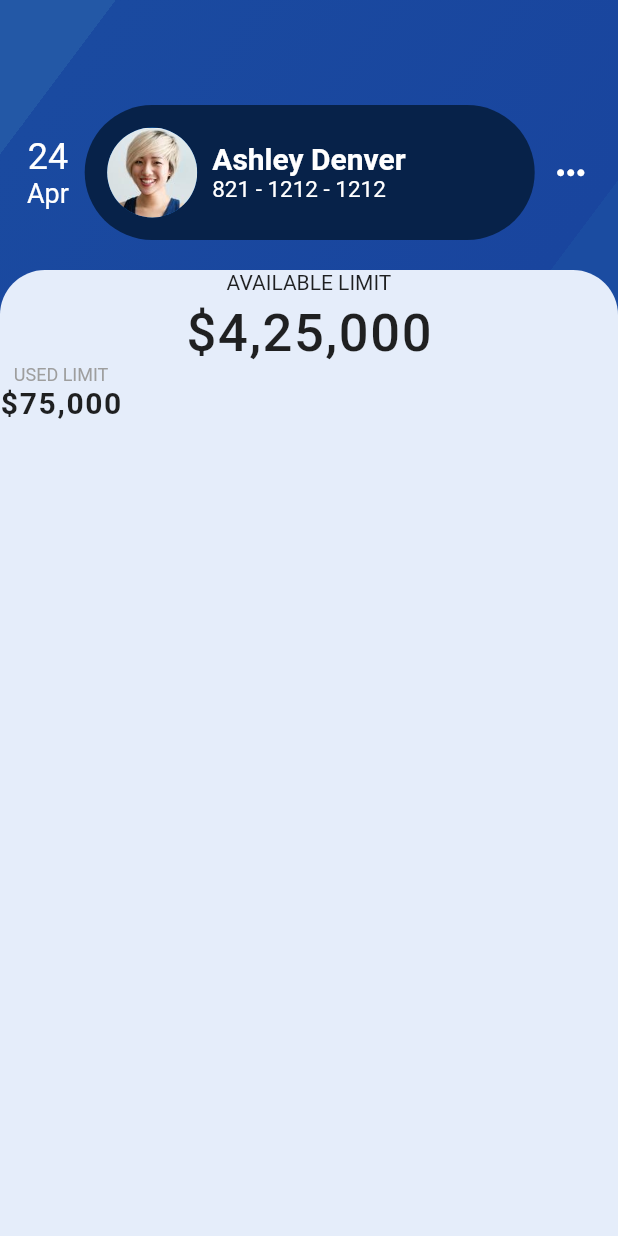
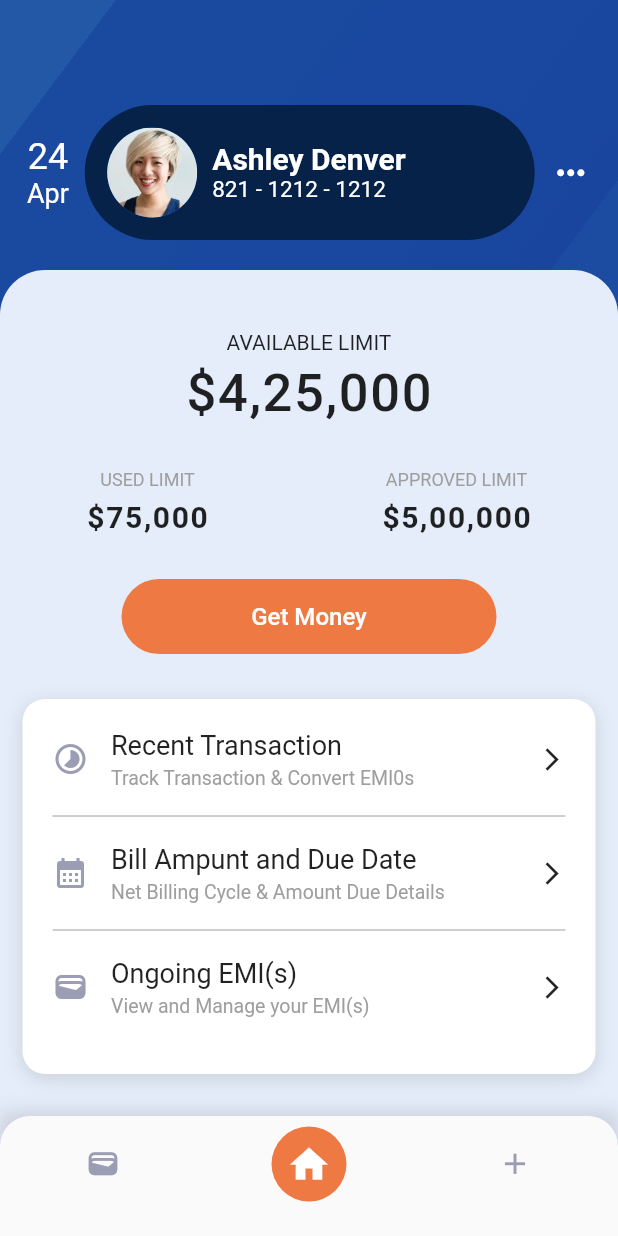
Before and after one commit to Ridley7/app_credit_app_ui, a Flutter app: the screen it shows after launch, on a phone screen of 412 x 824 dp. Run offline on Flutter 3.47's test engine with Material 2 defaults, Android fonts, the phone set to English and light mode, and no system bars.

Commit message:
finish project.

```diff
--- a/lib/pages/home_screen.dart
+++ b/lib/pages/home_screen.dart
@@ -1,5 +1,7 @@
 import 'package:app_credit_ui/constants/constants.dart';
+import 'package:app_credit_ui/widgets/bottom_navigation.dart';
 import 'package:app_credit_ui/widgets/header.dart';
+import 'package:app_credit_ui/widgets/menu.dart';
 import 'package:flutter/material.dart';
 
 class HomeScreen extends StatelessWidget {
@@ -31,6 +33,7 @@ class HomeScreen extends StatelessWidget {
           ),
           Container(
             margin: const EdgeInsets.only(top: 180.0),
+            padding: EdgeInsets.only(top: 40.0),
             decoration: const BoxDecoration(
               color: kBodyColor,
               borderRadius: BorderRadius.only(
@@ -57,7 +60,10 @@ class HomeScreen extends StatelessWidget {
                   ),
                 ),
 
+                SizedBox(height: 30.0,),
+
                 Row(
+                  mainAxisAlignment: MainAxisAlignment.spaceAround,
                   children: [
                     Column(
                       children: const [
@@ -65,19 +71,52 @@ class HomeScreen extends StatelessWidget {
                           "USED LIMIT",
                           style: kSubTitlesStyle,
                         ),
-
+                        SizedBox(height: 6.0,),
                         Text(
                           "\$75,000",
                           style: kNumberTextStyle,
                         ),
                       ],
+                    ),
+
+                    Column(
+                      children: const [
+                        Text(
+                          "APPROVED LIMIT",
+                          style: kSubTitlesStyle,
+                        ),
+                        SizedBox(height: 6.0,),
+                        Text(
+                          "\$5,00,000",
+                          style: kNumberTextStyle,
+                        ),
+                      ],
+                    ),
+                  ],
+                ),
+                SizedBox(height: 30.0,),
+                ButtonTheme(
+                  minWidth: 250.0,
+                    height: 50.0,
+                    child: RaisedButton(
+                      onPressed: (){},
+                      child: Text("Get Money",
+                      style: TextStyle(
+                        fontSize: 16.0,
+                        color: Colors.white,
+                      ),),
+                      elevation: 0.0,
+                      color: Theme.of(context).accentColor,
+                      shape: RoundedRectangleBorder(
+                        borderRadius: BorderRadius.circular(30.0)
+                      ),
                     )
-                  ],
-                )
+                ),
+                Menu(),
               ],
             ),
-
-          )
+          ),
+          BottomNavigation(),
         ],
       ),
     );
--- /dev/null
+++ b/lib/widgets/bottom_navigation.dart
@@ -0,0 +1,89 @@
+import 'package:app_credit_ui/constants/constants.dart';
+import 'package:flutter/material.dart';
+
+class BottomNavigation extends StatefulWidget {
+  const BottomNavigation({Key? key}) : super(key: key);
+
+  @override
+  State<BottomNavigation> createState() => _BottomNavigationState();
+}
+
+class _BottomNavigationState extends State<BottomNavigation> {
+
+  int _currenTab = 1;
+
+  @override
+  Widget build(BuildContext context) {
+    return Positioned(
+      left: 0.0,
+        right: 0.0,
+        bottom: 0.0,
+        child: Container(
+          decoration: const BoxDecoration(
+            boxShadow: [
+              BoxShadow(
+                color: Colors.black12,
+                offset: Offset(0.0, -3.0),
+                blurRadius: 10.0
+              )
+            ]
+          ),
+          child: ClipRRect(
+            borderRadius: const BorderRadius.only(
+              topLeft: Radius.circular(20.0),
+              topRight: Radius.circular(20.0)
+            ),
+            child: BottomNavigationBar(
+              currentIndex: _currenTab,
+              onTap: (int value){
+                setState((){
+                  _currenTab = value;
+                });
+              },
+              items: [
+                BottomNavigationBarItem(
+                    icon: const Icon(
+                      Icons.wallet,
+                      size: 23.0,
+                        color: kIconsColor,
+                    ),
+                  label: "",
+                  activeIcon: _activeIcon(Icons.wallet)
+                ),
+
+                BottomNavigationBarItem(
+                  icon: const Icon(
+                    Icons.home,
+                    size: 23.0,
+                    color: kIconsColor,
+                  ),
+                  label: "",
+                  activeIcon: _activeIcon(Icons.home)
+                ),
+
+                BottomNavigationBarItem(
+                  icon: const Icon(
+                    Icons.add,
+                    size: 23.0,
+                    color: kIconsColor,
+                  ),
+                  label: "",
+                  activeIcon: _activeIcon(Icons.add)
+                ),
+              ],
+            ),
+          ),
+        )
+    );
+  }
+
+  _activeIcon(IconData icon){
+    return Container(
+      width: 100.0,
+      padding: const EdgeInsets.all(10.0),
+      decoration: BoxDecoration(color: Theme.of(context).accentColor, shape: BoxShape.circle),
+      child: Icon(icon, size: 30.0, color: Colors.white,),
+    );
+  }
+
+}
--- /dev/null
+++ b/lib/widgets/menu.dart
@@ -0,0 +1,83 @@
+import 'package:app_credit_ui/constants/constants.dart';
+import 'package:flutter/material.dart';
+
+class Menu extends StatelessWidget {
+  const Menu({Key? key}) : super(key: key);
+
+  @override
+  Widget build(BuildContext context) {
+    return Container(
+      height: 250,
+      margin: const EdgeInsets.symmetric(horizontal: 15.0, vertical: 30.0),
+      padding: const EdgeInsets.all(20.0),
+      decoration: BoxDecoration(
+        borderRadius: BorderRadius.circular(15.0),
+        color: Colors.white,
+        boxShadow: const [
+          BoxShadow(
+            color: Colors.black12,
+            offset: Offset(0.0, 3.0),
+            blurRadius: 10.0
+          )
+        ]
+      ),
+      child: Column(
+        children: const [
+          CellButton(title: "Recent Transaction",  subtitle: "Track Transaction & Convert EMI0s", icon: Icons.timelapse,),
+          SizedBox(height: 10.0,),
+          Divider(color: Colors.grey,),
+          SizedBox(height: 10.0,),
+          CellButton(title: "Bill Ampunt and Due Date",  subtitle: "Net Billing Cycle & Amount Due Details", icon: Icons.calendar_month,),
+          SizedBox(height: 10.0,),
+          Divider(color: Colors.grey,),
+          SizedBox(height: 10.0,),
+          CellButton(title: "Ongoing EMI(s)",  subtitle: "View and Manage your EMI(s)", icon: Icons.wallet,),
+        ],
+      ),
+    );
+  }
+}
+
+class CellButton extends StatelessWidget {
+  const CellButton({
+    required this.title,
+    required this.subtitle,
+    required this.icon,
+    Key? key,
+  }) : super(key: key);
+
+  final String title;
+  final String subtitle;
+  final IconData icon;
+
+  @override
+  Widget build(BuildContext context) {
+    return Row(
+      children: [
+        Icon(
+          icon, color: kIconsColor,
+        ),
+        const SizedBox(width: 15.0,),
+        Column(
+          crossAxisAlignment: CrossAxisAlignment.start,
+          children: [
+            Text(title,
+            style: const TextStyle(fontSize: 18.0),
+            ),
+            const SizedBox(height: 4.0,),
+            Text(
+              subtitle,
+              style: const TextStyle(
+                fontSize: 13.0,
+                color: Colors.grey
+              ),
+            ),
+          ],
+        ),
+
+        const Spacer(),
+        const Icon(Icons.arrow_forward_ios, size: 18.0,),
+      ],
+    );
+  }
+}
```
